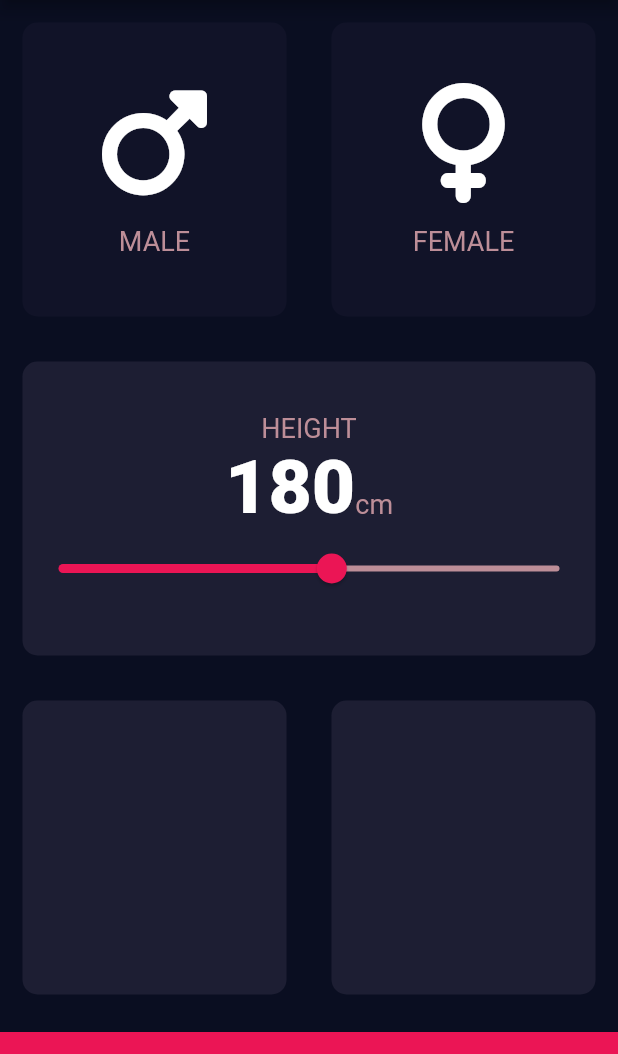
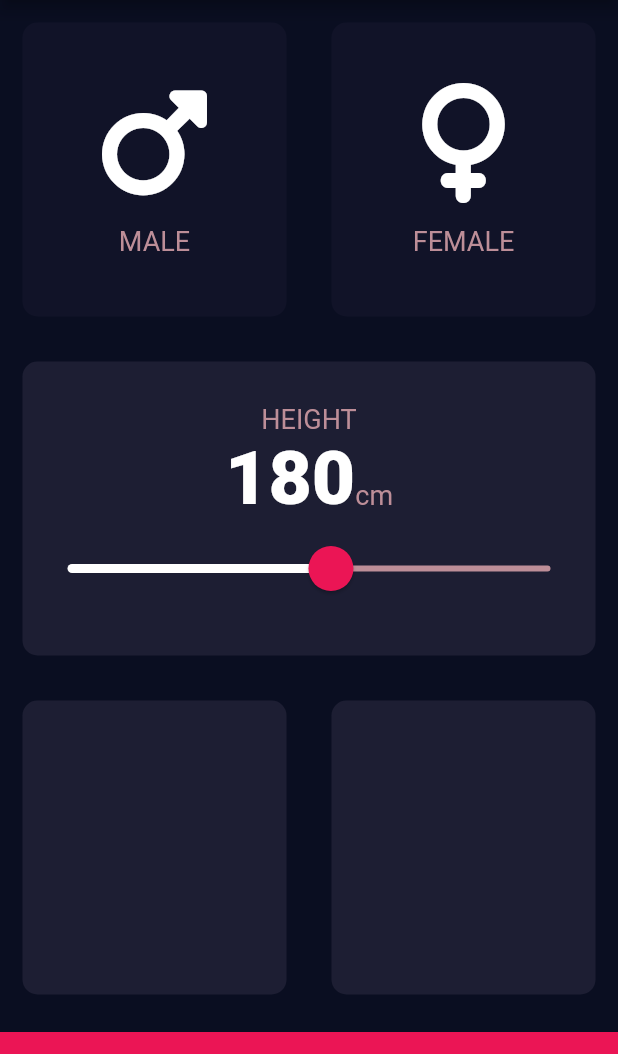
Before and after one commit to mfrancetic/bmi-calculator, a Flutter app: the screen it shows after launch, on a phone screen of 412 x 824 dp, the part 84-1138 px from its top. Run offline on Flutter 3.47's test engine with Material 2 defaults, Android fonts, the phone set to English and light mode, and no system bars; our stand-ins replace font_awesome_flutter.

Commit message:
Customize the Slider with SliderTheme properties

```diff
--- a/lib/input/input_page.dart
+++ b/lib/input/input_page.dart
@@ -84,17 +84,26 @@ class _InputPageState extends State<InputPage> {
                       const Text('cm', style: kLabelTextStyle),
                     ],
                   ),
-                  Slider(
+                  SliderTheme(
+                    data: SliderTheme.of(context).copyWith(
+                        activeTrackColor: Colors.white,
+                        inactiveTrackColor: kLightGrey,
+                        thumbColor: kAccentColor,
+                        overlayColor: kAccentColorOpacity,
+                        thumbShape: const RoundSliderThumbShape(
+                            enabledThumbRadius: 15.0),
+                        overlayShape:
+                            const RoundSliderOverlayShape(overlayRadius: 30.0)),
+                    child: Slider(
                       min: 120.0,
                       max: 230.0,
-                    activeColor: kAccentColor,
-                    inactiveColor: kLightGrey,
                       value: height.toDouble(),
                       onChanged: (newHeight) {
                         setState(() {
                           height = newHeight.round();
                         });
                       },
+                    ),
                   )
                 ],
               ),
--- a/lib/utils/constants/colors.dart
+++ b/lib/utils/constants/colors.dart
@@ -4,5 +4,6 @@ const kInputPageActiveCardColor = Color(0xFF1D1E33);
 const kInputPageInactiveCardColor = Color(0xFF111328);
 
 const kAccentColor = Color(0xFFEB1555);
+const kAccentColorOpacity = Color(0x29EB1555);
 
 const kLightGrey = Color(0xFFBD8E98);
```
Lines whose indentation alone changed are shown as unchanged.
